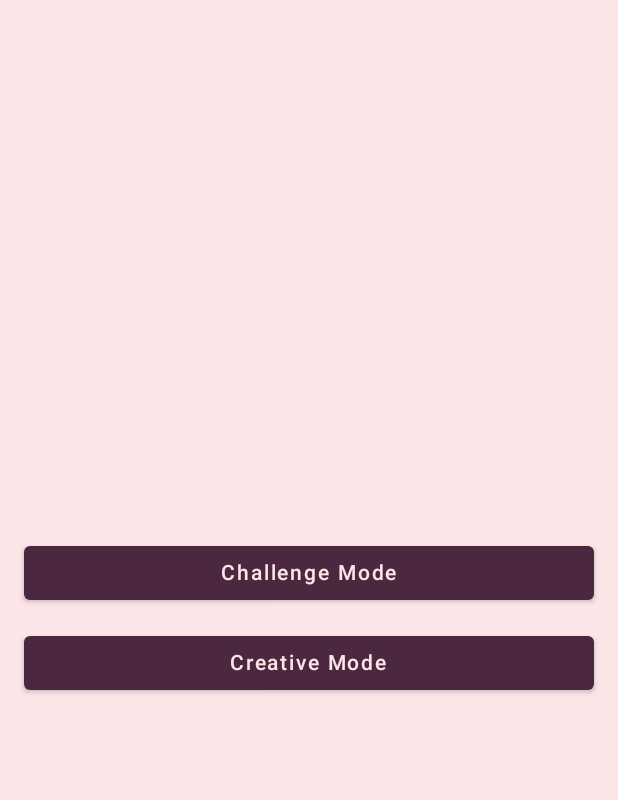
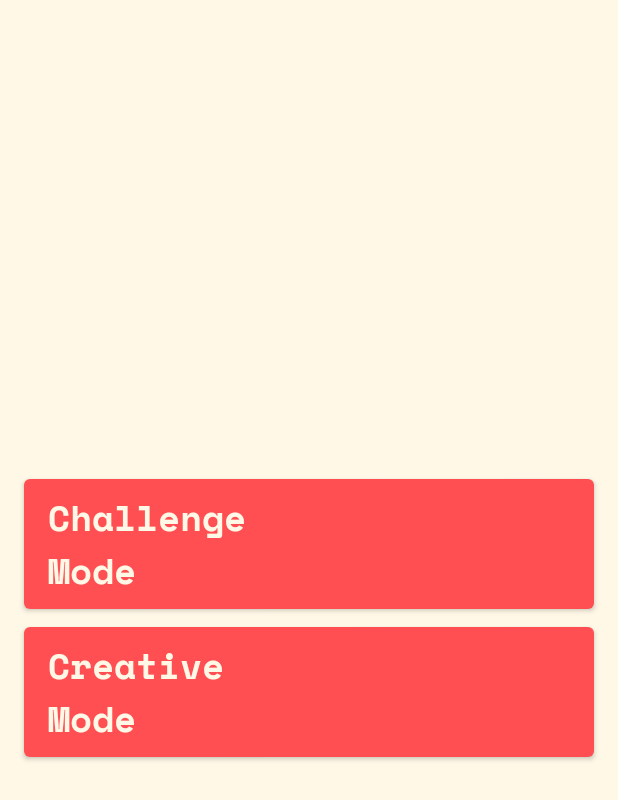
Before and after one commit to Ginngi/Nonofy, an Android app built with Jetpack Compose: the screen it shows after launch (MainActivity), on a phone screen of 412 x 824 dp. Shown: the top 800 px of the screen. Run offline under Robolectric (Android 15) with nearby library versions, the phone set to English and light mode, and no system bars; our stand-ins replace Dagger/Hilt's generated code.

Commit message:
Update UI

```diff
--- a/app/src/main/AndroidManifest.xml
+++ b/app/src/main/AndroidManifest.xml
@@ -13,6 +13,7 @@
         <activity
             android:name="com.nonofy.app.MainActivity"
             android:exported="true"
+            android:screenOrientation="portrait"
             android:theme="@style/Theme.MaterialComponents.DayNight.NoActionBar">
             <intent-filter>
                 <action android:name="android.intent.action.MAIN" />
--- a/creative/src/main/java/com/nonofy/creative/draw/presentation/CreativeScreen.kt
+++ b/creative/src/main/java/com/nonofy/creative/draw/presentation/CreativeScreen.kt
@@ -6,6 +6,7 @@ import androidx.compose.foundation.layout.Arrangement
 import androidx.compose.foundation.layout.Column
 import androidx.compose.foundation.layout.fillMaxHeight
 import androidx.compose.foundation.layout.fillMaxWidth
+import androidx.compose.foundation.layout.padding
 import androidx.compose.material.Button
 import androidx.compose.material.Text
 import androidx.compose.runtime.Composable
@@ -18,6 +19,7 @@ import androidx.compose.ui.platform.LocalClipboardManager
 import androidx.compose.ui.platform.LocalContext
 import androidx.compose.ui.text.AnnotatedString
 import androidx.compose.ui.tooling.preview.Preview
+import androidx.compose.ui.unit.dp
 import androidx.hilt.navigation.compose.hiltViewModel
 import com.nonofy.creative.draw.domain.CreativeEvent
 import com.nonofy.ui.components.Screen
@@ -49,7 +51,8 @@ private fun CreativeScreenContent(
         Column(
             modifier = Modifier
                 .fillMaxHeight()
-                .fillMaxWidth(),
+                .fillMaxWidth()
+                .padding(horizontal = 8.dp),
             verticalArrangement = Arrangement.Center
         ) {
             Grid(
--- a/game/impl/src/main/java/com/nonofy/game/impl/presentation/components/headers/VerticalBoardHeader.kt
+++ b/game/impl/src/main/java/com/nonofy/game/impl/presentation/components/headers/VerticalBoardHeader.kt
@@ -43,7 +43,11 @@ fun VerticalBoardHeader(
                         isHeaderCompleted = header.isCompleted,
                         isLineCompleted = item.isCompleted
                     ),
-                    style = if (item.isCompleted) androidx.compose.ui.text.TextStyle(textDecoration = TextDecoration.LineThrough) else androidx.compose.ui.text.TextStyle(),
+                    style = MaterialTheme.typography.body1.copy(
+                        textDecoration = if (item.isCompleted) {
+                            TextDecoration.LineThrough
+                        } else TextDecoration.None
+                    ),
                     fontSize = getHeaderTextSizeFromDifficulty(difficulty)
                 )
             }
--- a/home/src/main/java/com/nonofy/home/presentation/HomeScreen.kt
+++ b/home/src/main/java/com/nonofy/home/presentation/HomeScreen.kt
@@ -13,8 +13,10 @@ import androidx.compose.runtime.Composable
 import androidx.compose.runtime.collectAsState
 import androidx.compose.runtime.getValue
 import androidx.compose.runtime.remember
+import androidx.compose.ui.Alignment
 import androidx.compose.ui.Modifier
 import androidx.compose.ui.res.stringResource
+import androidx.compose.ui.text.style.TextAlign
 import androidx.compose.ui.tooling.preview.Preview
 import androidx.compose.ui.unit.dp
 import androidx.hilt.navigation.compose.hiltViewModel
@@ -55,7 +57,10 @@ private fun HomeScreenContent(
                 ) {
                     Text(
                         color = MaterialTheme.colors.background,
-                        text = stringResource(R.string.continue_game)
+                        text = stringResource(R.string.continue_game),
+                        style = MaterialTheme.typography.h1,
+                        modifier = Modifier.fillMaxWidth(),
+                        textAlign = TextAlign.Start
                     )
                 }
             }
@@ -66,10 +71,22 @@ private fun HomeScreenContent(
                     .fillMaxWidth()
                     .padding(vertical = 6.dp)
             ) {
+                Column(
+                    horizontalAlignment = Alignment.Start,
+                    modifier = Modifier
+                        .fillMaxWidth()
+                ) {
                     Text(
                         color = MaterialTheme.colors.background,
-                    text = stringResource(R.string.challenge_mode)
+                        text = stringResource(R.string.challenge),
+                        style = MaterialTheme.typography.h1
                     )
+                    Text(
+                        color = MaterialTheme.colors.background,
+                        text = stringResource(R.string.mode),
+                        style = MaterialTheme.typography.h1
+                    )
+                }
             }
 
             Button(
@@ -78,10 +95,22 @@ private fun HomeScreenContent(
                     .fillMaxWidth()
                     .padding(vertical = 6.dp)
             ) {
+                Column(
+                    horizontalAlignment = Alignment.Start,
+                    modifier = Modifier
+                        .fillMaxWidth()
+                ) {
                     Text(
                         color = MaterialTheme.colors.background,
-                    text = stringResource(R.string.creative_mode)
+                        text = stringResource(R.string.creative),
+                        style = MaterialTheme.typography.h1
                     )
+                    Text(
+                        color = MaterialTheme.colors.background,
+                        text = stringResource(R.string.mode),
+                        style = MaterialTheme.typography.h1
+                    )
+                }
             }
         }
     }
@@ -91,5 +120,5 @@ private fun HomeScreenContent(
 @Preview
 @Composable
 fun ComposablePreview() {
-    HomeScreen()
+    HomeScreenContent(false) {}
 }
--- a/home/src/main/res/values/strings.xml
+++ b/home/src/main/res/values/strings.xml
@@ -1,6 +1,7 @@
 <?xml version="1.0" encoding="utf-8"?>
 <resources>
     <string name="continue_game">Continue Game</string>
-    <string name="challenge_mode">Challenge Mode</string>
-    <string name="creative_mode">Creative Mode</string>
+    <string name="challenge">Challenge</string>
+    <string name="creative">Creative</string>
+    <string name="mode">Mode</string>
 </resources>
--- a/ui/src/main/java/com/nonofy/ui/theme/Color.kt
+++ b/ui/src/main/java/com/nonofy/ui/theme/Color.kt
@@ -2,7 +2,7 @@ package com.nonofy.ui.theme
 
 import androidx.compose.ui.graphics.Color
 
-val AntiqueWhite = Color(0xffF5E5D0)
-val PersianBlue = Color(0xff182290)
-val DarkByzantium = Color(0xff4B2840)
-val MistyRose = Color(0xffFBE5E6)
+val White = Color(0xfffff8e7)
+val Red = Color(0xffff4f53)
+val Black = Color(0xff2e2e2e)
+val Green = Color(0xff63C286)
--- a/ui/src/main/java/com/nonofy/ui/theme/Type.kt
+++ b/ui/src/main/java/com/nonofy/ui/theme/Noto.kt
@@ -18,7 +18,7 @@ val noto = FontFamily(
 )
 
 // Set of Material typography styles to start with
-val Typography = Typography(
+val NotoTypo = Typography(
     body1 = TextStyle(
         fontFamily = noto,
         fontWeight = FontWeight.Medium,
--- /dev/null
+++ b/ui/src/main/java/com/nonofy/ui/theme/SpaceMono.kt
@@ -0,0 +1,31 @@
+package com.nonofy.ui.theme
+
+import androidx.compose.material.Typography
+import androidx.compose.ui.text.TextStyle
+import androidx.compose.ui.text.font.Font
+import androidx.compose.ui.text.font.FontFamily
+import androidx.compose.ui.text.font.FontStyle
+import androidx.compose.ui.text.font.FontWeight
+import androidx.compose.ui.unit.sp
+import com.nonofy.ui.R
+
+val spaceMono = FontFamily(
+    Font(R.font.space_mono_regular, weight = FontWeight.Normal),
+    Font(R.font.space_mono_bold, weight = FontWeight.Bold),
+    Font(R.font.space_mono_italic, weight = FontWeight.Normal, style = FontStyle.Italic),
+    Font(R.font.space_mono_bold_italic, weight = FontWeight.Bold, style = FontStyle.Italic),
+)
+
+// Set of Material typography styles to start with
+val SpaceMono = Typography(
+    body1 = TextStyle(
+        fontFamily = spaceMono,
+        fontWeight = FontWeight.Normal,
+        fontSize = 16.sp
+    ),
+    h1 = TextStyle(
+        fontFamily = spaceMono,
+        fontWeight = FontWeight.Bold,
+        fontSize = 24.sp
+    ),
+)
--- a/ui/src/main/java/com/nonofy/ui/theme/Theme.kt
+++ b/ui/src/main/java/com/nonofy/ui/theme/Theme.kt
@@ -7,26 +7,26 @@ import androidx.compose.material.lightColors
 import androidx.compose.runtime.Composable
 
 private val DarkColorPalette = darkColors(
-    primary = DarkByzantium,
-    background = MistyRose
+    primary = Green,
+    background = Black
 )
 
 private val LightColorPalette = lightColors(
-    primary = MistyRose,
-    background = DarkByzantium
+    primary = Red,
+    background = White
 )
 
 @Composable
 fun NonofyTheme(darkTheme: Boolean = isSystemInDarkTheme(), content: @Composable () -> Unit) {
     val colors = if (darkTheme) {
+        DarkColorPalette
+    } else {
         LightColorPalette
-    } else {
-        DarkColorPalette
     }
 
     MaterialTheme(
         colors = colors,
-        typography = Typography,
+        typography = SpaceMono,
         shapes = Shapes,
         content = content
     )
```
Also changed, not shown: creative/src/main/java/com/nonofy/creative/sizeselection/CreativeSizeSelectionScreen.kt (+21 -4 lines), game/impl/src/main/java/com/nonofy/game/impl/presentation/components/headers/HorizontalBoardHeader.kt (+5 -2 lines), ui/src/main/java/com/nonofy/ui/components/grid/Grid.kt (+33 -7 lines), ui/src/main/res/font/space_mono_bold.ttf (added), ui/src/main/res/font/space_mono_bold_italic.ttf (added), ui/src/main/res/font/space_mono_italic.ttf (added), ui/src/main/res/font/space_mono_regular.ttf (added). Lines whose indentation alone changed are shown as unchanged.
